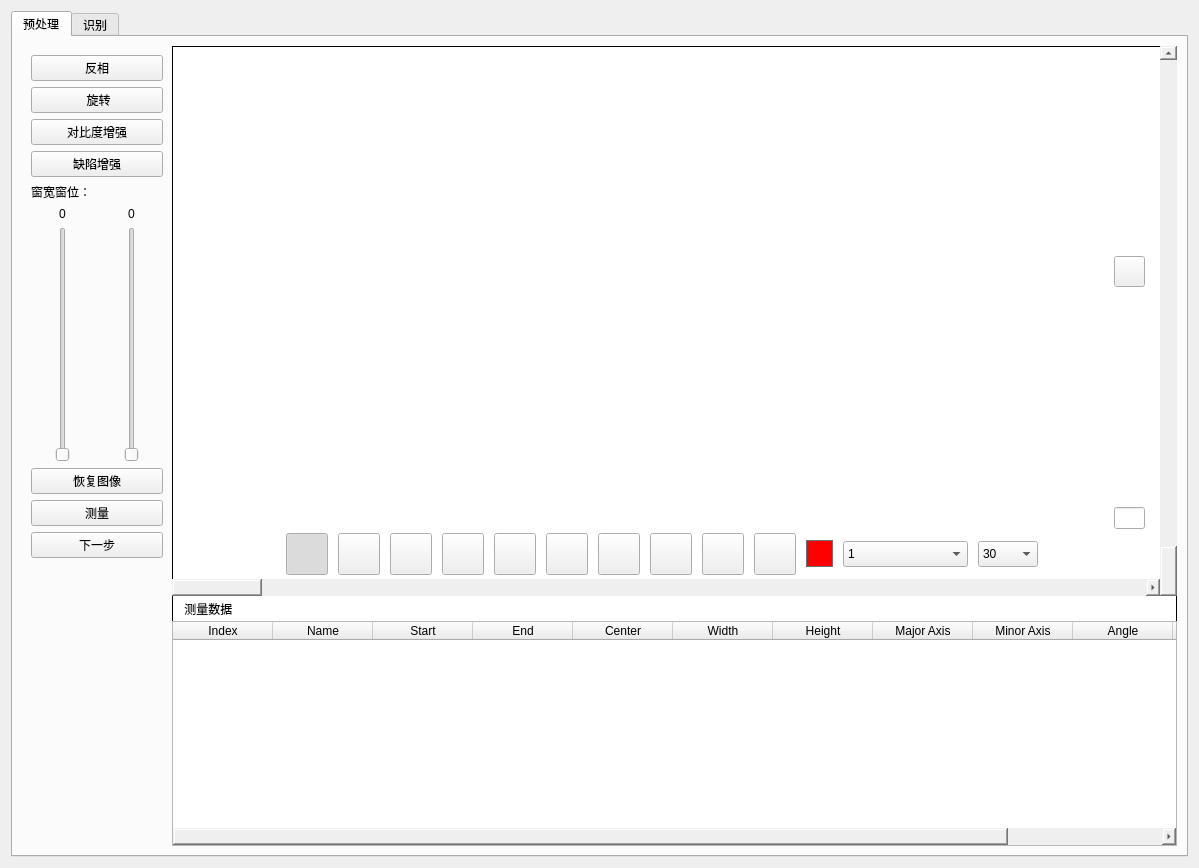
Qt form DefectRecognitionSystem/recognizewdg.ui (MoutainVision/RadiographicTesting) before a commit.
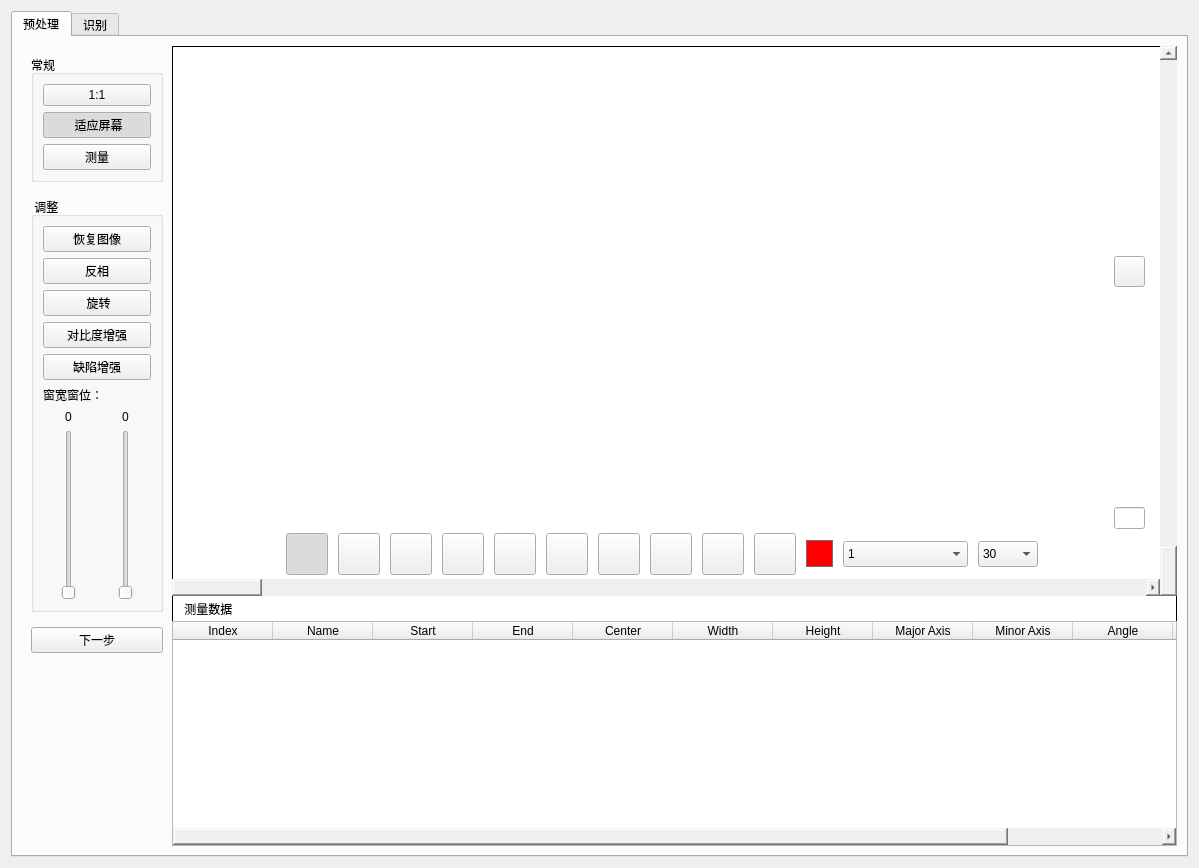
The same form after that commit. Icons and pictures are not drawn.

Commit message: 修复放大缩小移动bug， 完成1:1 , 适应屏幕显示， 完成恢复图像，完善缩放功能

```diff
--- a/DefectRecognitionSystem/recognizewdg.ui
+++ b/DefectRecognitionSystem/recognizewdg.ui
@@ -36,6 +36,82 @@
           </size>
          </property>
          <layout class="QVBoxLayout" name="verticalLayout_5">
+          <property name="spacing">
+           <number>15</number>
+          </property>
+          <item>
+           <widget class="QGroupBox" name="groupBox">
+            <property name="minimumSize">
+             <size>
+              <width>0</width>
+              <height>50</height>
+             </size>
+            </property>
+            <property name="title">
+             <string>常规</string>
+            </property>
+            <layout class="QVBoxLayout" name="verticalLayout_17">
+             <item>
+              <widget class="QPushButton" name="pushButton_nomal">
+               <property name="text">
+                <string>1:1</string>
+               </property>
+               <property name="checkable">
+                <bool>true</bool>
+               </property>
+               <attribute name="buttonGroup">
+                <string notr="true">buttonGroup_2</string>
+               </attribute>
+              </widget>
+             </item>
+             <item>
+              <widget class="QPushButton" name="pushButton_adapt">
+               <property name="text">
+                <string> 适应屏幕</string>
+               </property>
+               <property name="checkable">
+                <bool>true</bool>
+               </property>
+               <property name="checked">
+                <bool>true</bool>
+               </property>
+               <attribute name="buttonGroup">
+                <string notr="true">buttonGroup_2</string>
+               </attribute>
+              </widget>
+             </item>
+             <item>
+              <widget class="QPushButton" name="pushButton_measure">
+               <property name="text">
+                <string>测量</string>
+               </property>
+               <property name="checkable">
+                <bool>true</bool>
+               </property>
+              </widget>
+             </item>
+            </layout>
+           </widget>
+          </item>
+          <item>
+           <widget class="QGroupBox" name="groupBox_2">
+            <property name="minimumSize">
+             <size>
+              <width>0</width>
+              <height>30</height>
+             </size>
+            </property>
+            <property name="title">
+             <string> 调整</string>
+            </property>
+            <layout class="QVBoxLayout" name="verticalLayout_19">
+             <item>
+              <widget class="QPushButton" name="pushButton_reset">
+               <property name="text">
+                <string>恢复图像</string>
+               </property>
+              </widget>
+             </item>
           <item>
            <widget class="QPushButton" name="pushButton_invert">
             <property name="text">
@@ -170,6 +246,12 @@
                   </item>
                   <item>
                    <widget class="QSlider" name="verticalSlider_2">
+                       <property name="minimumSize">
+                        <size>
+                         <width>0</width>
+                         <height>170</height>
+                        </size>
+                       </property>
                     <property name="orientation">
                      <enum>Qt::Vertical</enum>
                     </property>
@@ -196,21 +278,7 @@
             </item>
            </layout>
           </item>
-          <item>
-           <widget class="QPushButton" name="pushButton_reset">
-            <property name="text">
-             <string>恢复图像</string>
-            </property>
-           </widget>
-          </item>
-          <item>
-           <widget class="QPushButton" name="pushButton_measure">
-            <property name="text">
-             <string>测量</string>
-            </property>
-            <property name="checkable">
-             <bool>true</bool>
-            </property>
+            </layout>
            </widget>
           </item>
           <item>
```
Left out of the diff: 48 changed lines with no effect on the pictures. Lines whose indentation alone changed are shown as unchanged. The commit also changes 4 other files.
